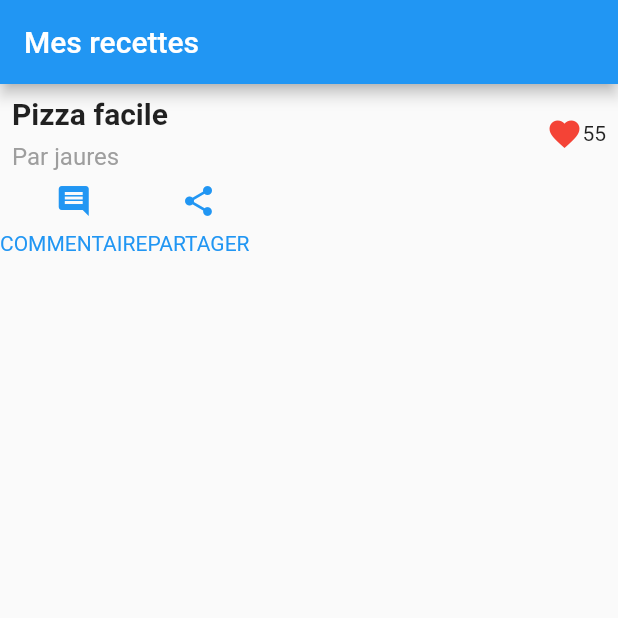
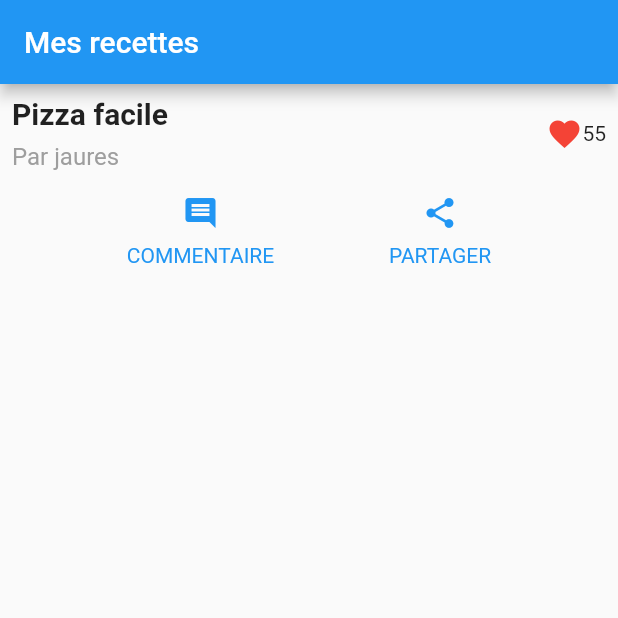
Before and after one commit to beinjamin/demo_app_flutter, a Flutter app: the screen it shows after launch, on a phone screen of 412 x 824 dp, the top half of it. Run offline on Flutter 3.47's test engine with Material 2 defaults, Android fonts, the phone set to English and light mode, and no system bars.

Commit message:
Creation de la variable buttonSection

```diff
--- a/lib/main.dart
+++ b/lib/main.dart
@@ -37,6 +37,13 @@ class MyApp extends StatelessWidget {
   // This widget is the root of your application.
   @override
   Widget build(BuildContext context) {
+    Widget buttonSection = Container(
+      padding: const EdgeInsets.all(8),
+      child: Row(mainAxisAlignment: MainAxisAlignment.spaceEvenly, children: [
+        _buildButtonColumn(Colors.blue, Icons.comment, "COMMENTAIRE"),
+        _buildButtonColumn(Colors.blue, Icons.share, "PARTAGER")
+      ]),
+    );
     return MaterialApp(
       title: 'Flutter Demo',
       theme: ThemeData(
@@ -57,10 +64,7 @@ class MyApp extends StatelessWidget {
           ),
           body: Column(children: [
             titleSection,
-            Row(children: [
-              _buildButtonColumn(Colors.blue, Icons.comment, "COMMENTAIRE"),
-              _buildButtonColumn(Colors.blue, Icons.share, "PARTAGER")
-            ])
+            buttonSection,
           ])),
     );
   }
```
